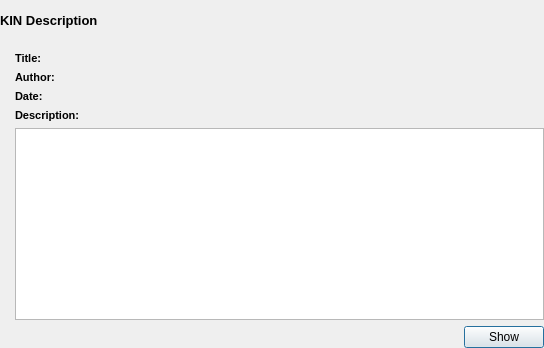
Above: starviewer/src/core/keyimagenotedisplayerbase.ui from starviewer-medical/starviewer before the change. Below: the same form after it.
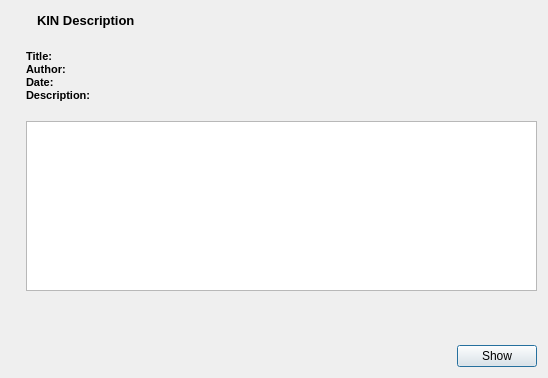
That is the form after the change. Icons and pictures are not drawn. Custom widgets are drawn as their Qt base class.

Patch:
```diff
--- a/starviewer/src/core/keyimagenotedisplayerbase.ui
+++ b/starviewer/src/core/keyimagenotedisplayerbase.ui
@@ -6,21 +6,45 @@
    <rect>
     <x>0</x>
     <y>0</y>
-    <width>544</width>
-    <height>348</height>
+    <width>548</width>
+    <height>378</height>
    </rect>
   </property>
   <property name="windowTitle">
    <string>Form</string>
   </property>
   <layout class="QVBoxLayout" name="verticalLayout_4">
-   <property name="margin">
-    <number>0</number>
-   </property>
+   <item>
+    <layout class="QHBoxLayout" name="horizontalLayout_5">
+     <item>
+      <widget class="QLabel" name="label">
+       <property name="minimumSize">
+        <size>
+         <width>20</width>
+         <height>20</height>
+        </size>
+       </property>
+       <property name="maximumSize">
+        <size>
+         <width>20</width>
+         <height>20</height>
+        </size>
+       </property>
+       <property name="text">
+        <string/>
+       </property>
+       <property name="pixmap">
+        <pixmap resource="../main/main.qrc">:/images/kin.png</pixmap>
+       </property>
+       <property name="scaledContents">
+        <bool>true</bool>
+       </property>
+      </widget>
+     </item>
    <item>
     <widget class="QLabel" name="m_kinIdentifier">
      <property name="sizePolicy">
-      <sizepolicy hsizetype="Expanding" vsizetype="Expanding">
+        <sizepolicy hsizetype="Expanding" vsizetype="Fixed">
        <horstretch>0</horstretch>
        <verstretch>0</verstretch>
       </sizepolicy>
@@ -43,6 +67,8 @@
      </property>
     </widget>
    </item>
+    </layout>
+   </item>
    <item>
     <spacer name="verticalSpacer">
      <property name="orientation">
@@ -54,13 +80,13 @@
      <property name="sizeHint" stdset="0">
       <size>
        <width>20</width>
-       <height>6</height>
+       <height>13</height>
       </size>
      </property>
     </spacer>
    </item>
    <item>
-    <layout class="QHBoxLayout" name="horizontalLayout_2">
+    <layout class="QHBoxLayout" name="horizontalLayout_4">
      <item>
       <spacer name="horizontalSpacer_2">
        <property name="orientation">
@@ -80,6 +106,11 @@
      <item>
       <layout class="QVBoxLayout" name="verticalLayout_3">
        <item>
+        <layout class="QHBoxLayout" name="horizontalLayout_2">
+         <property name="spacing">
+          <number>0</number>
+         </property>
+         <item>
         <layout class="QHBoxLayout" name="horizontalLayout">
          <item>
           <layout class="QVBoxLayout" name="verticalLayout_2">
@@ -191,6 +222,9 @@
          </item>
          <item>
           <layout class="QVBoxLayout" name="verticalLayout">
+             <property name="spacing">
+              <number>0</number>
+             </property>
            <item>
             <widget class="QLabel" name="m_documentTitleText">
              <property name="minimumSize">
@@ -267,6 +301,24 @@
          </item>
         </layout>
        </item>
+        </layout>
+       </item>
+       <item>
+        <spacer name="verticalSpacer_3">
+         <property name="orientation">
+          <enum>Qt::Vertical</enum>
+         </property>
+         <property name="sizeType">
+          <enum>QSizePolicy::Fixed</enum>
+         </property>
+         <property name="sizeHint" stdset="0">
+          <size>
+           <width>14</width>
+           <height>13</height>
+          </size>
+         </property>
+        </spacer>
+       </item>
        <item>
         <widget class="udg::ThumbnailImageDisplayer" name="m_thumbnailImageDisplayer">
          <property name="minimumSize">
@@ -278,7 +330,7 @@
          <property name="maximumSize">
           <size>
            <width>16777215</width>
-           <height>16777215</height>
+           <height>170</height>
           </size>
          </property>
          <property name="layoutDirection">
@@ -290,8 +342,27 @@
      </item>
     </layout>
    </item>
+   <item>
+    <spacer name="verticalSpacer_4">
+     <property name="orientation">
+      <enum>Qt::Vertical</enum>
+     </property>
+     <property name="sizeType">
+      <enum>QSizePolicy::Expanding</enum>
+     </property>
+     <property name="sizeHint" stdset="0">
+      <size>
+       <width>20</width>
+       <height>0</height>
+      </size>
+     </property>
+    </spacer>
+   </item>
    <item>
     <layout class="QHBoxLayout" name="horizontalLayout_3">
+     <property name="spacing">
+      <number>0</number>
+     </property>
      <item>
       <spacer name="horizontalSpacer">
        <property name="orientation">
```
Left out of the diff: 3 changed lines with no effect on the pictures. Lines whose indentation alone changed are shown as unchanged.
